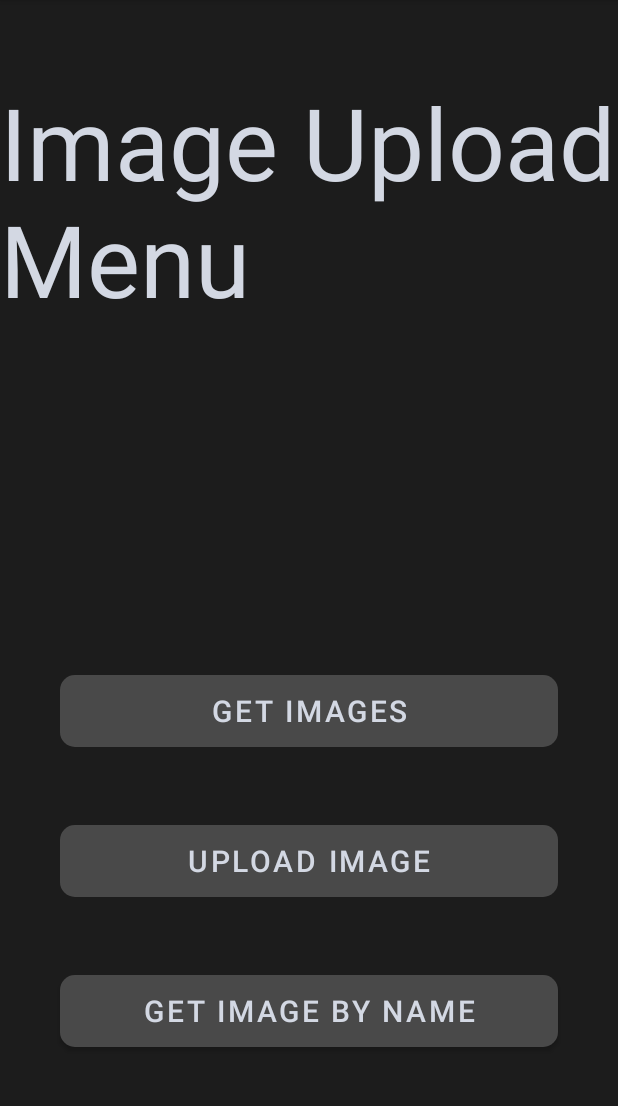
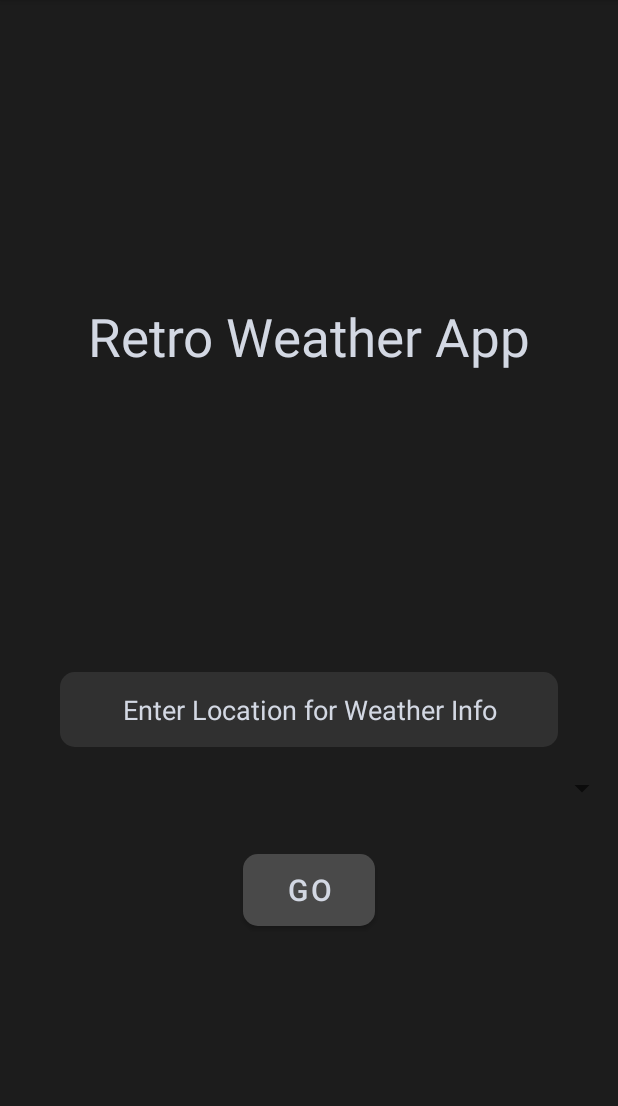
Before and after one commit to PT9-dev/FacialDetection, an Android app: the RetroActivity screen opened directly, with no data from a screen before it, on a phone screen of 412 x 824 dp, the part 84-1190 px from its top. Run offline under Robolectric (Android 15) with nearby library versions, the phone set to English and light mode, and no system bars; our stand-ins replace data binding.

Commit message:
Second Commit

```diff
--- a/app/build.gradle
+++ b/app/build.gradle
@@ -2,6 +2,7 @@ plugins {
     id 'com.android.application'
     id 'kotlin-android'
     id 'kotlin-kapt'
+    id 'androidx.navigation.safeargs'
 }
 
 android {
--- a/app/src/main/java/com/example/facialdetection/retro/API.kt
+++ b/app/src/main/java/com/example/facialdetection/retro/API.kt
@@ -1,22 +1,18 @@
 package com.example.facialdetection.retro
 
-import com.example.facialdetection.Image
-import okhttp3.MultipartBody
-import okhttp3.ResponseBody
+import com.example.facialdetection.retro.pojo.Weather
+import com.example.facialdetection.retro.pojo.WeatherId
 import retrofit2.Call
 import retrofit2.http.*
 
 
-interface API {
+interface GetIdAPI {
     // GET request to get all images
-    @GET("fileUpload/")
-    fun images(): Call<List<Image?>?>?
+    @GET("/api/location/search/")
+    fun IdOf(@Query("query") query: String): Call<WeatherId?>
+}
 
-    @GET("fileUpload/files/{filename}") // GET request to get an image by its name
-    @Streaming
-    fun getImageByName(@Path("filename") name: String?): Call<ResponseBody?>?
 
-    @Multipart // POST request to upload an image from storage
-    @POST("fileUpload/")
-    fun uploadImage(@Part image: MultipartBody.Part?): Call<ResponseBody?>?
+interface GetWeatherAPI{
+
 }
--- a/app/src/main/java/com/example/facialdetection/retro/RetroActivity.kt
+++ b/app/src/main/java/com/example/facialdetection/retro/RetroActivity.kt
@@ -1,16 +1,20 @@
 package com.example.facialdetection.retro
 
+import android.os.Bundle
 import androidx.appcompat.app.AppCompatActivity
-import android.os.Bundle
 import androidx.databinding.DataBindingUtil
 import com.example.facialdetection.R
 import com.example.facialdetection.databinding.ActivityRetroBinding
 
+
 class RetroActivity : AppCompatActivity() {
     override fun onCreate(savedInstanceState: Bundle?) {
         super.onCreate(savedInstanceState)
-        val binding: ActivityRetroBinding = DataBindingUtil.setContentView(this,
-            R.layout.activity_retro
-        )
+        val binding: ActivityRetroBinding =
+            DataBindingUtil.setContentView(this, R.layout.activity_retro)
+
+        val service = RetrofitClient().getIdAPI()
+        //val callSync = service.images("lagos")
+
     }
 }
--- a/app/src/main/java/com/example/facialdetection/retro/RetrofitClient.kt
+++ b/app/src/main/java/com/example/facialdetection/retro/RetrofitClient.kt
@@ -1,22 +1,21 @@
 package com.example.facialdetection.retro
 
+import okhttp3.OkHttpClient
 import retrofit2.Retrofit
 import retrofit2.converter.gson.GsonConverterFactory
 
 
+class RetrofitClient() {
+    private val BASE_URL = "https://www.metaweather.com/"
+    private var mInstance: RetrofitClient? = null
+    var httpClient = OkHttpClient.Builder()
 
+    private var retrofit:Retrofit = Retrofit.Builder()
+        .baseUrl(BASE_URL)
+        .addConverterFactory(GsonConverterFactory.create())
+        //.client(httpClient.build())
+        .build()
 
-class RetrofitClient() {
-    private val BASE_URL = "http://remotedevs.org:8080/api/"
-    private var mInstance: RetrofitClient? = null
-    private lateinit var retrofit:Retrofit
-
-    init {
-        retrofit = Retrofit.Builder()
-            .baseUrl(BASE_URL)
-            .addConverterFactory(GsonConverterFactory.create())
-            .build()
-    }
 
     @Synchronized
     fun getInstance(): RetrofitClient? {
@@ -26,9 +25,13 @@ class RetrofitClient() {
         return mInstance
     }
 
-    fun getAPI(): API {
-        return retrofit.create(API::class.java)
+    fun getIdAPI(): GetIdAPI {
+        return retrofit.create(GetIdAPI::class.java)
 
+    }
+
+    fun getWeatherAPI(): GetWeatherAPI {
+        return retrofit.create(GetWeatherAPI::class.java)
     }
 
 
--- a/app/src/main/res/layout/fragment_retro_home.xml
+++ b/app/src/main/res/layout/fragment_retro_home.xml
@@ -8,9 +8,9 @@
         android:layout_width="match_parent"
         android:layout_height="match_parent"
         android:scrollbars="vertical"
-        android:fillViewport="true" >
+        android:fillViewport="true">
 
-        <RelativeLayout
+        <androidx.constraintlayout.widget.ConstraintLayout
             android:layout_width="match_parent"
             android:layout_height="wrap_content"
             android:background="@color/bg_black2"
@@ -18,60 +18,64 @@
 
 
             <TextView
+                android:id="@+id/titleTxt"
                 android:layout_width="wrap_content"
                 android:layout_height="wrap_content"
-                android:text="Image Upload Menu"
-                android:textSize="100px"
+                android:layout_alignParentTop="true"
+                android:layout_centerHorizontal="true"
+                android:layout_marginTop="50dp"
+                android:text="Retro Weather App"
                 android:textColor="#d3d8e3"
-                android:layout_alignParentTop = "true"
-                android:layout_centerHorizontal = "true"
-                android:layout_marginTop="50dp" />
+                android:textSize="35dp"
+                app:layout_constraintBottom_toTopOf="@id/locationTxt"
+                app:layout_constraintEnd_toEndOf="parent"
+                app:layout_constraintStart_toStartOf="parent"
+                app:layout_constraintTop_toTopOf="parent"
+                app:layout_constraintVertical_chainStyle="packed" />
 
-            <Button
-                android:id="@+id/getImageBtn"
+            <AutoCompleteTextView
+                android:id="@+id/locationTxt"
+                android:layout_width="match_parent"
+                android:layout_height="50dp"
+                android:layout_marginLeft="40dp"
+                android:layout_marginTop="200dp"
+                android:layout_marginRight="40dp"
+                android:background="@drawable/round_button"
+                android:gravity="center"
+                android:hint="@string/location_txt_hint"
+                android:textColor="@color/element_white"
+                android:textColorHint="@color/element_white"
+                app:layout_constraintBottom_toTopOf="@id/spinner"
+                app:layout_constraintTop_toBottomOf="@id/titleTxt" />
+
+
+            <Spinner
+                android:id="@+id/spinner"
                 android:layout_width="match_parent"
                 android:layout_height="wrap_content"
-                android:layout_marginLeft="40dp"
-                android:layout_marginTop="450dp"
-                android:layout_marginRight="40dp"
-                android:background="@drawable/round_button"
-                android:elevation="10dp"
-                android:gravity="center"
-                android:text="GET IMAGES"
-                android:textColor="@color/element_white"
-                android:textSize="20dp" />
-
+                android:layout_marginTop="15dp"
+                app:layout_constraintBottom_toTopOf="@id/uploadImageBtn"
+                app:layout_constraintEnd_toEndOf="parent"
+                app:layout_constraintStart_toStartOf="parent"
+                app:layout_constraintTop_toBottomOf="@id/locationTxt" />
 
             <Button
                 android:id="@+id/uploadImageBtn"
-                android:layout_width="match_parent"
+                android:layout_width="wrap_content"
                 android:layout_height="wrap_content"
-                android:layout_marginLeft="40dp"
-                android:layout_marginTop="550dp"
-                android:layout_marginRight="40dp"
+                android:layout_marginTop="32dp"
                 android:background="@drawable/round_button"
-                android:elevation="10dp"
                 android:gravity="center"
-                android:text="UPLOAD IMAGE"
+                android:text="GO"
                 android:textColor="@color/element_white"
-                android:textSize="20dp" />
-
-            <Button
-                android:id="@+id/getImageByNameBtn"
-                android:layout_width="match_parent"
-                android:layout_height="wrap_content"
-                android:layout_marginLeft="40dp"
-                android:layout_marginTop="650dp"
-                android:layout_marginRight="40dp"
-                android:background="@drawable/round_button"
-                android:elevation="10dp"
-                android:gravity="center"
-                android:text="GET IMAGE BY NAME"
-                android:textColor="@color/element_white"
-                android:textSize="20dp" />
+                android:textSize="20sp"
+                app:layout_constraintBottom_toBottomOf="parent"
+                app:layout_constraintEnd_toEndOf="parent"
+                app:layout_constraintStart_toStartOf="parent"
+                app:layout_constraintTop_toBottomOf="@id/spinner" />
 
 
-        </RelativeLayout>
+        </androidx.constraintlayout.widget.ConstraintLayout>
 
     </ScrollView>
 </layout>
--- a/app/src/main/res/navigation/navigate_images.xml
+++ b/app/src/main/res/navigation/navigate_images.xml
@@ -10,19 +10,16 @@
         android:label="RetroHomeFragment"
         tools:layout="@layout/fragment_retro_home">
         <action
-            android:id="@+id/action_retroHomeFragment_to_getImagesFragment2"
-            app:destination="@id/getImagesFragment2" />
-        <action
-            android:id="@+id/action_retroHomeFragment_to_uploadImageFragment"
-            app:destination="@id/uploadImageFragment" />
+            android:id="@+id/action_retroHomeFragment_to_weatherFragment"
+            app:destination="@id/weatherFragment" />
     </fragment>
     <fragment
-        android:id="@+id/getImagesFragment2"
-        android:name="com.example.facialdetection.retro.GetImagesFragment"
-        android:label="GetImagesFragment" />
-    <fragment
-        android:id="@+id/uploadImageFragment"
-        android:name="com.example.facialdetection.retro.UploadImageFragment"
-        android:label="UploadImageFragment"
-        tools:layout="@layout/fragment_upload_image"/>
+        android:id="@+id/weatherFragment"
+        android:name="com.example.facialdetection.retro.WeatherFragment"
+        android:label="WeatherFragment"
+        tools:layout="@layout/fragment_weather">
+        <argument
+            android:name="query"
+            app:argType="string" />
+    </fragment>
 </navigation>
--- a/app/src/main/res/values/strings.xml
+++ b/app/src/main/res/values/strings.xml
@@ -12,5 +12,6 @@
     <string name="selectedImageDescription">Image to Detect faces</string>
     <string name="select_image">Select Image</string>
     <string name="view_images_retrofit">RETRO ACTIVITY</string>
+    <string name="location_txt_hint">Enter Location for Weather Info</string>
 
 </resources>
--- a/build.gradle
+++ b/build.gradle
@@ -8,6 +8,7 @@ buildscript {
     dependencies {
         classpath "com.android.tools.build:gradle:4.2.0"
         classpath "org.jetbrains.kotlin:kotlin-gradle-plugin:$kotlin_version"
+        classpath "androidx.navigation:navigation-safe-args-gradle-plugin:2.3.5"
 
         // NOTE: Do not place your application dependencies here; they belong
         // in the individual module build.gradle files
```
Also changed, not shown: app/src/main/java/com/example/facialdetection/HomeFragment.kt (+7 -4 lines), app/src/main/java/com/example/facialdetection/Image.kt (deleted, +0 -31 lines), app/src/main/java/com/example/facialdetection/retro/GetImagesFragment.kt (deleted, +0 -37 lines), app/src/main/java/com/example/facialdetection/retro/RetroHomeFragment.kt (+71 -2 lines), app/src/main/java/com/example/facialdetection/retro/WeatherFragment.kt (renamed from app/src/main/java/com/example/facialdetection/retro/UploadImageFragment.kt, +10 -4 lines), app/src/main/java/com/example/facialdetection/retro/pojo/Weather.kt (added, +36 -0 lines), app/src/main/java/com/example/facialdetection/retro/pojo/WeatherId.kt (added, +16 -0 lines), app/src/main/res/layout/fragment_get_images.xml (deleted, +0 -52 lines), app/src/main/res/layout/fragment_upload_image.xml (deleted, +0 -62 lines), app/src/main/res/layout/fragment_weather.xml (added, +18 -0 lines).
